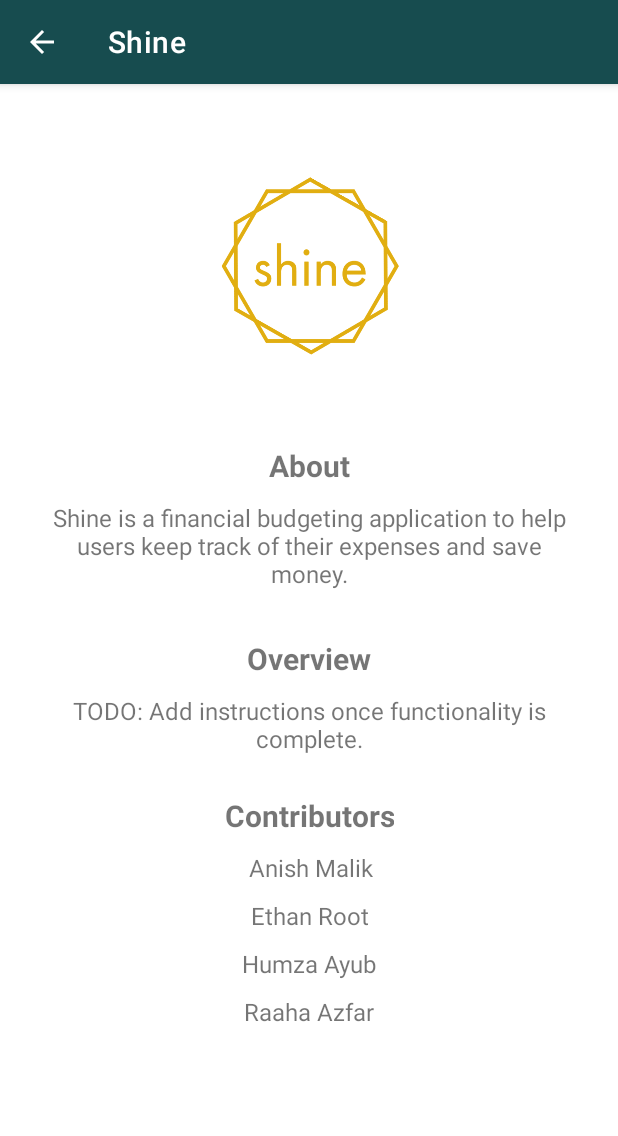
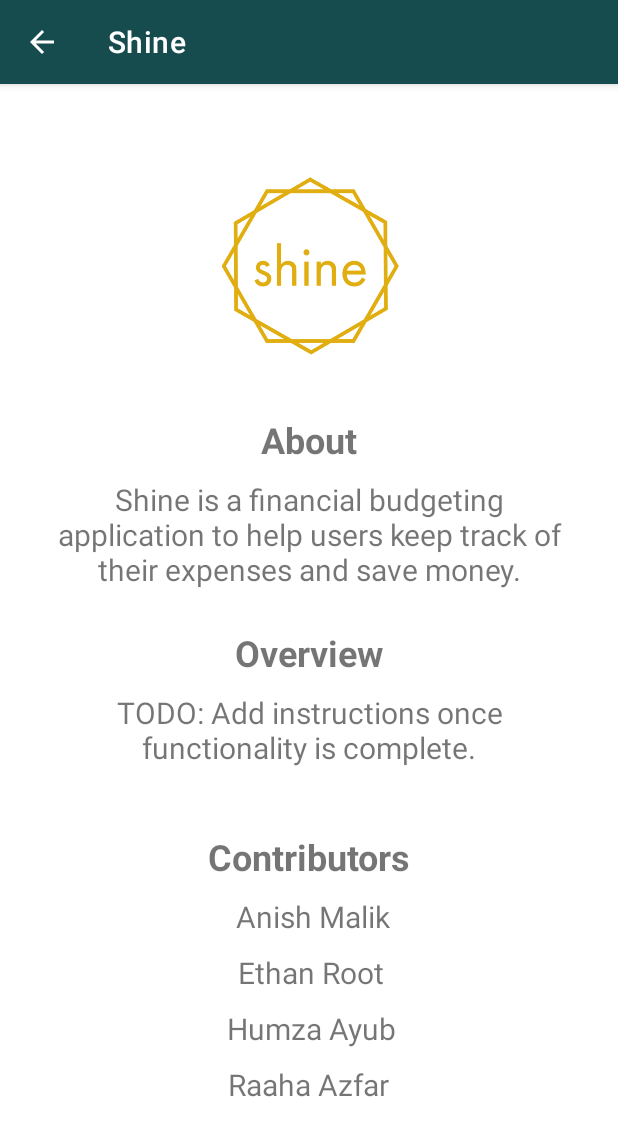
Before and after one commit to amalik23/Shine, an Android app: the activity_instructions screen opened directly, with no data from a screen before it, on a phone screen of 412 x 824 dp. Shown: the top 1136 px of the screen. Run offline under Robolectric (Android 15) with nearby library versions, the phone set to English and light mode, and no system bars.

Commit message:
Update activity_instructions.xml

```diff
--- a/app/src/main/res/layout/activity_instructions.xml
+++ b/app/src/main/res/layout/activity_instructions.xml
@@ -1,10 +1,16 @@
 <?xml version="1.0" encoding="utf-8"?>
-<androidx.constraintlayout.widget.ConstraintLayout xmlns:android="http://schemas.android.com/apk/res/android"
+
+<ScrollView xmlns:android="http://schemas.android.com/apk/res/android"
     xmlns:app="http://schemas.android.com/apk/res-auto"
     xmlns:tools="http://schemas.android.com/tools"
     android:layout_width="match_parent"
     android:layout_height="match_parent"
+    android:fadeScrollbars="true"
     tools:context=".activity_instructions">
+
+    <androidx.constraintlayout.widget.ConstraintLayout
+        android:layout_width="match_parent"
+        android:layout_height="match_parent">
 
         <ImageView
             android:id="@+id/imageView"
@@ -20,10 +26,10 @@
             android:id="@+id/textView"
             android:layout_width="wrap_content"
             android:layout_height="wrap_content"
-        android:layout_marginTop="25dp"
+            android:layout_marginTop="5dp"
             android:text="About"
             android:textAlignment="center"
-        android:textSize="20sp"
+            android:textSize="24sp"
             android:textStyle="bold"
             app:layout_constraintEnd_toEndOf="parent"
             app:layout_constraintStart_toStartOf="parent"
@@ -31,15 +37,15 @@
 
         <TextView
             android:id="@+id/textView2"
-        android:layout_width="0dp"
-        android:layout_height="66dp"
+            android:layout_width="353dp"
+            android:layout_height="74dp"
             android:layout_marginStart="29dp"
             android:layout_marginTop="10dp"
             android:layout_marginEnd="29dp"
             android:text="Shine is a financial budgeting application to help users keep track of their
 expenses and save money."
             android:textAlignment="center"
-        android:textSize="16sp"
+            android:textSize="20sp"
             app:layout_constraintEnd_toEndOf="parent"
             app:layout_constraintStart_toStartOf="parent"
             app:layout_constraintTop_toBottomOf="@+id/textView" />
@@ -51,7 +57,7 @@ expenses and save money."
             android:layout_marginTop="25dp"
             android:text="Overview"
             android:textAlignment="center"
-        android:textSize="20sp"
+            android:textSize="24sp"
             android:textStyle="bold"
             app:layout_constraintEnd_toEndOf="parent"
             app:layout_constraintStart_toStartOf="parent"
@@ -59,14 +65,14 @@ expenses and save money."
 
         <TextView
             android:id="@+id/textView5"
-        android:layout_width="0dp"
-        android:layout_height="42dp"
+            android:layout_width="359dp"
+            android:layout_height="68dp"
             android:layout_marginStart="27dp"
             android:layout_marginTop="10dp"
             android:layout_marginEnd="27dp"
             android:text="TODO: Add instructions once functionality is complete."
             android:textAlignment="center"
-        android:textSize="16sp"
+            android:textSize="20sp"
             app:layout_constraintEnd_toEndOf="parent"
             app:layout_constraintStart_toStartOf="parent"
             app:layout_constraintTop_toBottomOf="@+id/textView4" />
@@ -78,7 +84,7 @@ expenses and save money."
             android:layout_marginTop="25dp"
             android:text="Contributors"
             android:textAlignment="center"
-        android:textSize="20sp"
+            android:textSize="24sp"
             android:textStyle="bold"
             app:layout_constraintEnd_toEndOf="parent"
             app:layout_constraintStart_toStartOf="parent"
@@ -91,7 +97,7 @@ expenses and save money."
             android:layout_marginTop="10dp"
             android:layout_marginEnd="14dp"
             android:text="Anish Malik"
-        android:textSize="16sp"
+            android:textSize="20sp"
             app:layout_constraintEnd_toEndOf="@+id/textView6"
             app:layout_constraintTop_toBottomOf="@+id/textView6" />
 
@@ -102,7 +108,7 @@ expenses and save money."
             android:layout_marginStart="1dp"
             android:layout_marginTop="10dp"
             android:text="Ethan Root"
-        android:textSize="16sp"
+            android:textSize="20sp"
             app:layout_constraintStart_toStartOf="@+id/textView7"
             app:layout_constraintTop_toBottomOf="@+id/textView7" />
 
@@ -114,7 +120,7 @@ expenses and save money."
             android:layout_marginTop="10dp"
             android:text="Humza Ayub"
             android:textAlignment="center"
-        android:textSize="16sp"
+            android:textSize="20sp"
             app:layout_constraintStart_toStartOf="@+id/textView6"
             app:layout_constraintTop_toBottomOf="@+id/textView8" />
 
@@ -125,8 +131,8 @@ expenses and save money."
             android:layout_marginStart="1dp"
             android:layout_marginTop="10dp"
             android:text="Raaha Azfar"
-        android:textSize="16sp"
+            android:textSize="20sp"
             app:layout_constraintStart_toStartOf="@+id/textView9"
             app:layout_constraintTop_toBottomOf="@+id/textView9" />
-
     </androidx.constraintlayout.widget.ConstraintLayout>
+</ScrollView>
```
Lines whose indentation alone changed are shown as unchanged.
